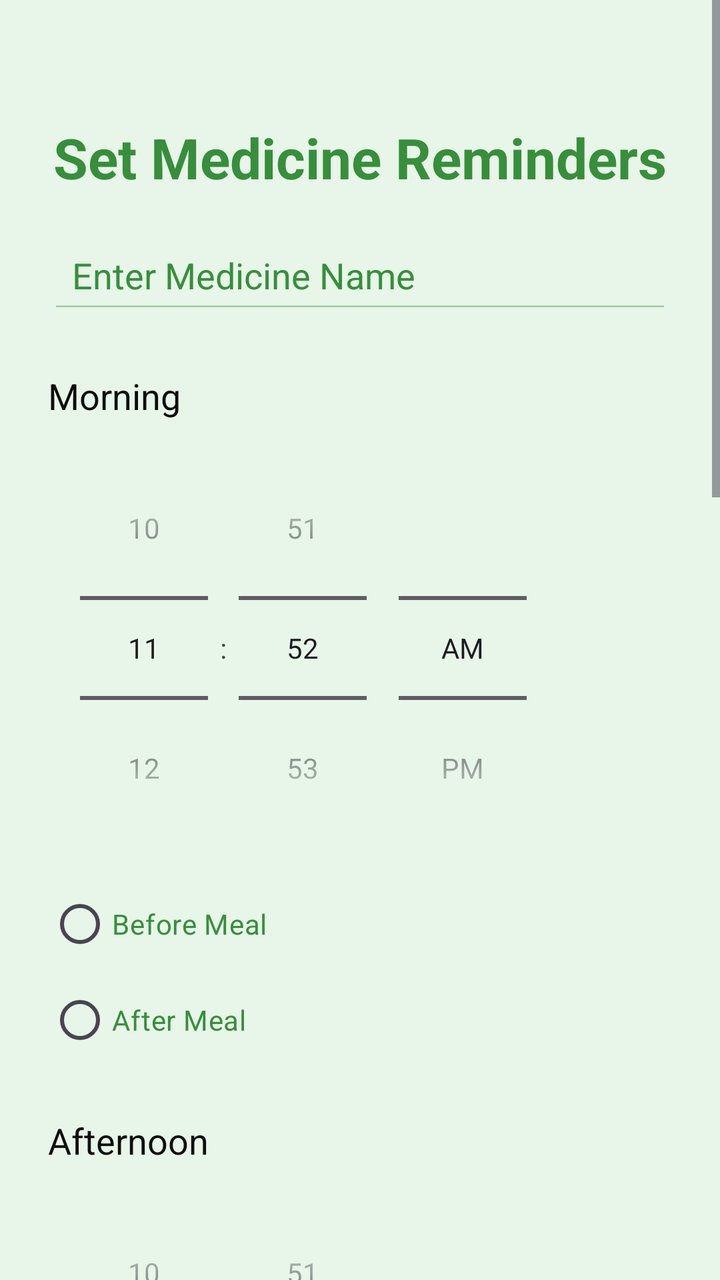
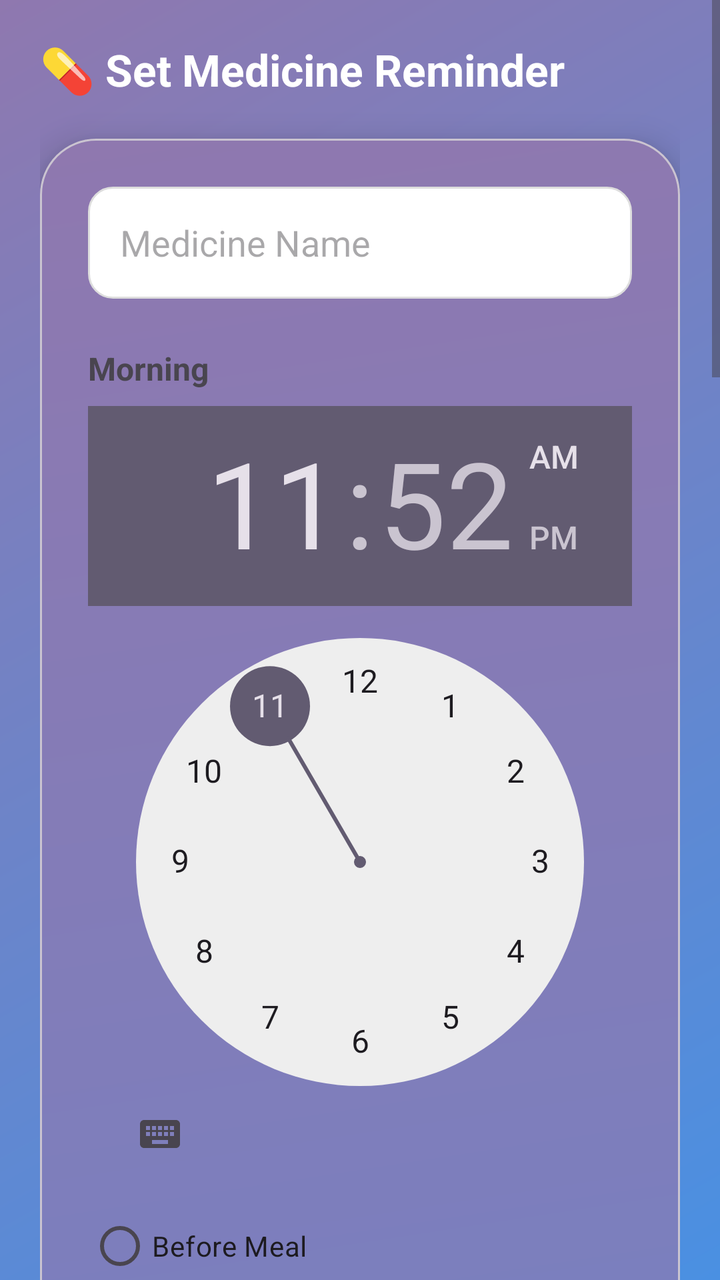

Two renders of the same Android screen: before a commit and after it. Below are the layout's source before the change and the commit's diff.
<!-- AndroidManifest.xml: application theme Theme.MedicineReminder -->
<!-- res/layout/activity_reminder.xml -->
<?xml version="1.0" encoding="utf-8"?>
<ScrollView
    xmlns:android="http://schemas.android.com/apk/res/android"
    xmlns:app="http://schemas.android.com/apk/res-auto"
    xmlns:tools="http://schemas.android.com/tools"
    android:layout_width="match_parent"
    android:layout_height="match_parent"
    android:background="#E8F5E9"
    tools:context=".ActivityReminder">

    <androidx.constraintlayout.widget.ConstraintLayout
        android:layout_width="match_parent"
        android:layout_height="wrap_content"
        android:padding="24dp">

        
        <TextView
            android:id="@+id/reminderTitle"
            android:layout_width="wrap_content"
            android:layout_height="wrap_content"
            android:layout_marginTop="36dp"
            android:text="Set Medicine Reminders"
            android:textColor="#388E3C"
            android:textSize="28sp"
            android:textStyle="bold"
            app:layout_constraintEnd_toEndOf="parent"
            app:layout_constraintStart_toStartOf="parent"
            app:layout_constraintTop_toTopOf="parent" />

        
        <EditText
            android:id="@+id/medicineName"
            android:layout_width="0dp"
            android:layout_height="wrap_content"
            android:hint="Enter Medicine Name"
            android:padding="12dp"
            android:backgroundTint="#A5D6A7"
            android:textColorHint="#388E3C"
            android:textColor="#000000"
            android:layout_marginTop="16dp"
            app:layout_constraintTop_toBottomOf="@id/reminderTitle"
            app:layout_constraintStart_toStartOf="parent"
            app:layout_constraintEnd_toEndOf="parent" />

        
        <TextView
            android:id="@+id/morningText"
            android:layout_width="wrap_content"
            android:layout_height="wrap_content"
            android:layout_marginTop="24dp"
            android:text="Morning"
            android:textColor="#0C0D0C"
            android:textSize="18sp"
            app:layout_constraintStart_toStartOf="parent"
            app:layout_constraintTop_toBottomOf="@id/medicineName" />

        <android.widget.TimePicker
            android:id="@+id/morningTimePicker"
            android:layout_width="wrap_content"
            android:layout_height="wrap_content"
            android:layout_marginTop="8dp"
            android:timePickerMode="spinner"
            app:layout_constraintStart_toStartOf="parent"
            app:layout_constraintTop_toBottomOf="@id/morningText" />

        <RadioGroup
            android:id="@+id/morningRadioGroup"
            android:layout_width="wrap_content"
            android:layout_height="wrap_content"
            android:layout_marginTop="8dp"
            app:layout_constraintTop_toBottomOf="@id/morningTimePicker"
            app:layout_constraintStart_toStartOf="parent">

            <RadioButton
                android:id="@+id/morningBeforeMeal"
                android:layout_width="wrap_content"
                android:layout_height="wrap_content"
                android:text="Before Meal"
                android:textColor="#388E3C" />

            <RadioButton
                android:id="@+id/morningAfterMeal"
                android:layout_width="wrap_content"
                android:layout_height="wrap_content"
                android:text="After Meal"
                android:textColor="#388E3C" />
        </RadioGroup>

        
        <TextView
            android:id="@+id/afternoonText"
            android:layout_width="wrap_content"
            android:layout_height="wrap_content"
            android:layout_marginTop="24dp"
            android:text="Afternoon"
            android:textColor="#0F0E0E"
            android:textSize="18sp"
            app:layout_constraintStart_toStartOf="parent"
            app:layout_constraintTop_toBottomOf="@id/morningRadioGroup" />

        <android.widget.TimePicker
            android:id="@+id/afternoonTimePicker"
            android:layout_width="wrap_content"
            android:layout_height="wrap_content"
            android:timePickerMode="spinner"
            android:layout_marginTop="8dp"
            app:layout_constraintTop_toBottomOf="@id/afternoonText"
            app:layout_constraintStart_toStartOf="parent" />

        <RadioGroup
            android:id="@+id/afternoonRadioGroup"
            android:layout_width="wrap_content"
            android:layout_height="wrap_content"
            android:layout_marginTop="8dp"
            app:layout_constraintTop_toBottomOf="@id/afternoonTimePicker"
            app:layout_constraintStart_toStartOf="parent">

            <RadioButton
                android:id="@+id/afternoonBeforeMeal"
                android:layout_width="wrap_content"
                android:layout_height="wrap_content"
                android:text="Before Meal"
                android:textColor="#388E3C" />

            <RadioButton
                android:id="@+id/afternoonAfterMeal"
                android:layout_width="wrap_content"
                android:layout_height="wrap_content"
                android:text="After Meal"
                android:textColor="#388E3C" />
        </RadioGroup>

        
        <TextView
            android:id="@+id/nightText"
            android:layout_width="wrap_content"
            android:layout_height="wrap_content"
            android:text="Night"
            android:textSize="18sp"
            android:textColor="#0F0E0E"
            android:layout_marginTop="24dp"
            app:layout_constraintTop_toBottomOf="@id/afternoonRadioGroup"
            app:layout_constraintStart_toStartOf="parent" />

        <android.widget.TimePicker
            android:id="@+id/nightTimePicker"
            android:layout_width="wrap_content"
            android:layout_height="wrap_content"
            android:timePickerMode="spinner"
            android:layout_marginTop="8dp"
            app:layout_constraintTop_toBottomOf="@id/nightText"
            app:layout_constraintStart_toStartOf="parent" />

        <RadioGroup
            android:id="@+id/nightRadioGroup"
            android:layout_width="wrap_content"
            android:layout_height="wrap_content"
            android:layout_marginTop="8dp"
            app:layout_constraintTop_toBottomOf="@id/nightTimePicker"
            app:layout_constraintStart_toStartOf="parent">

            <RadioButton
                android:id="@+id/nightBeforeMeal"
                android:layout_width="wrap_content"
                android:layout_height="wrap_content"
                android:text="Before Meal"
                android:textColor="#388E3C" />

            <RadioButton
                android:id="@+id/nightAfterMeal"
                android:layout_width="wrap_content"
                android:layout_height="wrap_content"
                android:text="After Meal"
                android:textColor="#388E3C" />
        </RadioGroup>

        
        <TextView
            android:id="@+id/repeatText"
            android:layout_width="wrap_content"
            android:layout_height="wrap_content"
            android:layout_marginTop="24dp"
            android:text="Repeat"
            android:textColor="#0F0E0E"
            android:textSize="18sp"
            app:layout_constraintStart_toStartOf="parent"
            app:layout_constraintTop_toBottomOf="@id/nightRadioGroup" />

        <RadioGroup
            android:id="@+id/repeatRadioGroup"
            android:layout_width="wrap_content"
            android:layout_height="wrap_content"
            android:layout_marginTop="8dp"
            app:layout_constraintTop_toBottomOf="@id/repeatText"
            app:layout_constraintStart_toStartOf="parent">

            <RadioButton
                android:id="@+id/radio_once"
                android:layout_width="wrap_content"
                android:layout_height="wrap_content"
                android:text="Once"
                android:textColor="#388E3C" />

            <RadioButton
                android:id="@+id/radio_daily"
                android:layout_width="wrap_content"
                android:layout_height="wrap_content"
                android:text="Daily"
                android:textColor="#388E3C" />

            <RadioButton
                android:id="@+id/radio_weekly"
                android:layout_width="wrap_content"
                android:layout_height="wrap_content"
                android:text="Weekly"
                android:textColor="#388E3C" />
        </RadioGroup>

        
        <Button
            android:id="@+id/saveReminderButton"
            android:layout_width="0dp"
            android:layout_height="wrap_content"
            android:text="Save Reminder"
            android:textColor="#FFFFFF"
            android:backgroundTint="#388E3C"
            android:layout_marginTop="32dp"
            app:layout_constraintTop_toBottomOf="@id/repeatRadioGroup"
            app:layout_constraintStart_toStartOf="parent"
            app:layout_constraintEnd_toEndOf="parent" />

        <Button
            android:id="@+id/addMoreButton"
            android:layout_width="0dp"
            android:layout_height="wrap_content"
            android:text="Add Another Medicine"
            android:textColor="#388E3C"
            android:backgroundTint="#C8E6C9"
            android:layout_marginTop="16dp"
            app:layout_constraintTop_toBottomOf="@id/saveReminderButton"
            app:layout_constraintStart_toStartOf="parent"
            app:layout_constraintEnd_toEndOf="parent" />

    </androidx.constraintlayout.widget.ConstraintLayout>
</ScrollView>
<!-- resources referenced by this layout -->
<resources>
  <style name="Theme.MedicineReminder" parent="Base.Theme.MedicineReminder" />
  <style name="Base.Theme.MedicineReminder" parent="Theme.Material3.DayNight.NoActionBar">
          
          
      </style>
</resources>

<!-- the commit's change to res/layout/activity_reminder.xml (unified diff, before → after) -->
@@ -2,244 +2,216 @@
 <ScrollView
     xmlns:android="http://schemas.android.com/apk/res/android"
     xmlns:app="http://schemas.android.com/apk/res-auto"
-    xmlns:tools="http://schemas.android.com/tools"
     android:layout_width="match_parent"
     android:layout_height="match_parent"
-    android:background="#E8F5E9"
-    tools:context=".ActivityReminder">
+    android:background="@drawable/bg_gradient">
 
     <androidx.constraintlayout.widget.ConstraintLayout
         android:layout_width="match_parent"
         android:layout_height="wrap_content"
-        android:padding="24dp">
+        android:padding="20dp">
 
         
         <TextView
             android:id="@+id/reminderTitle"
             android:layout_width="wrap_content"
             android:layout_height="wrap_content"
-            android:layout_marginTop="36dp"
-            android:text="Set Medicine Reminders"
-            android:textColor="#388E3C"
-            android:textSize="28sp"
+            android:text="💊 Set Medicine Reminder"
+            android:textColor="@android:color/white"
+            android:textSize="22sp"
             android:textStyle="bold"
-            app:layout_constraintEnd_toEndOf="parent"
-            app:layout_constraintStart_toStartOf="parent"
-            app:layout_constraintTop_toTopOf="parent" />
+            app:layout_constraintTop_toTopOf="parent"
+            app:layout_constraintStart_toStartOf="parent"/>
 
         
-        <EditText
-            android:id="@+id/medicineName"
+        <com.google.android.material.card.MaterialCardView
+            android:id="@+id/reminderCard"
             android:layout_width="0dp"
             android:layout_height="wrap_content"
-            android:hint="Enter Medicine Name"
-            android:padding="12dp"
-            android:backgroundTint="#A5D6A7"
-            android:textColorHint="#388E3C"
-            android:textColor="#000000"
-            android:layout_marginTop="16dp"
+            android:layout_marginTop="20dp"
+            app:cardCornerRadius="28dp"
+            app:cardElevation="10dp"
             app:layout_constraintTop_toBottomOf="@id/reminderTitle"
             app:layout_constraintStart_toStartOf="parent"
-            app:layout_constraintEnd_toEndOf="parent" />
-
-        
-        <TextView
-            android:id="@+id/morningText"
-            android:layout_width="wrap_content"
-            android:layout_height="wrap_content"
-            android:layout_marginTop="24dp"
-            android:text="Morning"
-            android:textColor="#0C0D0C"
-            android:textSize="18sp"
-            app:layout_constraintStart_toStartOf="parent"
-            app:layout_constraintTop_toBottomOf="@id/medicineName" />
-
-        <android.widget.TimePicker
-            android:id="@+id/morningTimePicker"
-            android:layout_width="wrap_content"
-            android:layout_height="wrap_content"
-            android:layout_marginTop="8dp"
-            android:timePickerMode="spinner"
-            app:layout_constraintStart_toStartOf="parent"
-            app:layout_constraintTop_toBottomOf="@id/morningText" />
-
-        <RadioGroup
-            android:id="@+id/morningRadioGroup"
-            android:layout_width="wrap_content"
-            android:layout_height="wrap_content"
-            android:layout_marginTop="8dp"
-            app:layout_constraintTop_toBottomOf="@id/morningTimePicker"
-            app:layout_constraintStart_toStartOf="parent">
-
-            <RadioButton
-                android:id="@+id/morningBeforeMeal"
-                android:layout_width="wrap_content"
+            app:layout_constraintEnd_toEndOf="parent">
+
+            <LinearLayout
+                android:layout_width="match_parent"
                 android:layout_height="wrap_content"
-                android:text="Before Meal"
-                android:textColor="#388E3C" />
-
-            <RadioButton
-                android:id="@+id/morningAfterMeal"
-                android:layout_width="wrap_content"
-                android:layout_height="wrap_content"
-                android:text="After Meal"
-                android:textColor="#388E3C" />
-        </RadioGroup>
-
-        
-        <TextView
-            android:id="@+id/afternoonText"
-            android:layout_width="wrap_content"
-            android:layout_height="wrap_content"
-            android:layout_marginTop="24dp"
-            android:text="Afternoon"
-            android:textColor="#0F0E0E"
-            android:textSize="18sp"
-            app:layout_constraintStart_toStartOf="parent"
-            app:layout_constraintTop_toBottomOf="@id/morningRadioGroup" />
-
-        <android.widget.TimePicker
-            android:id="@+id/afternoonTimePicker"
-            android:layout_width="wrap_content"
-            android:layout_height="wrap_content"
-            android:timePickerMode="spinner"
-            android:layout_marginTop="8dp"
-            app:layout_constraintTop_toBottomOf="@id/afternoonText"
-            app:layout_constraintStart_toStartOf="parent" />
-
-        <RadioGroup
-            android:id="@+id/afternoonRadioGroup"
-            android:layout_width="wrap_content"
-            android:layout_height="wrap_content"
-            android:layout_marginTop="8dp"
-            app:layout_constraintTop_toBottomOf="@id/afternoonTimePicker"
-            app:layout_constraintStart_toStartOf="parent">
-
-            <RadioButton
-                android:id="@+id/afternoonBeforeMeal"
-                android:layout_width="wrap_content"
-                android:layout_height="wrap_content"
-                android:text="Before Meal"
-                android:textColor="#388E3C" />
-
-            <RadioButton
-                android:id="@+id/afternoonAfterMeal"
-                android:layout_width="wrap_content"
-                android:layout_height="wrap_content"
-                android:text="After Meal"
-                android:textColor="#388E3C" />
-        </RadioGroup>
-
-        
-        <TextView
-            android:id="@+id/nightText"
-            android:layout_width="wrap_content"
-            android:layout_height="wrap_content"
-            android:text="Night"
-            android:textSize="18sp"
-            android:textColor="#0F0E0E"
-            android:layout_marginTop="24dp"
-            app:layout_constraintTop_toBottomOf="@id/afternoonRadioGroup"
-            app:layout_constraintStart_toStartOf="parent" />
-
-        <android.widget.TimePicker
-            android:id="@+id/nightTimePicker"
-            android:layout_width="wrap_content"
-            android:layout_height="wrap_content"
-            android:timePickerMode="spinner"
-            android:layout_marginTop="8dp"
-            app:layout_constraintTop_toBottomOf="@id/nightText"
-            app:layout_constraintStart_toStartOf="parent" />
-
-        <RadioGroup
-            android:id="@+id/nightRadioGroup"
-            android:layout_width="wrap_content"
-            android:layout_height="wrap_content"
-            android:layout_marginTop="8dp"
-            app:layout_constraintTop_toBottomOf="@id/nightTimePicker"
-            app:layout_constraintStart_toStartOf="parent">
-
-            <RadioButton
-                android:id="@+id/nightBeforeMeal"
-                android:layout_width="wrap_content"
-                android:layout_height="wrap_content"
-                android:text="Before Meal"
-                android:textColor="#388E3C" />
-
-            <RadioButton
-                android:id="@+id/nightAfterMeal"
-                android:layout_width="wrap_content"
-                android:layout_height="wrap_content"
-                android:text="After Meal"
-                android:textColor="#388E3C" />
-        </RadioGroup>
-
-        
-        <TextView
-            android:id="@+id/repeatText"
-            android:layout_width="wrap_content"
-            android:layout_height="wrap_content"
-            android:layout_marginTop="24dp"
-            android:text="Repeat"
-            android:textColor="#0F0E0E"
-            android:textSize="18sp"
-            app:layout_constraintStart_toStartOf="parent"
-            app:layout_constraintTop_toBottomOf="@id/nightRadioGroup" />
-
-        <RadioGroup
-            android:id="@+id/repeatRadioGroup"
-            android:layout_width="wrap_content"
-            android:layout_height="wrap_content"
-            android:layout_marginTop="8dp"
-            app:layout_constraintTop_toBottomOf="@id/repeatText"
-            app:layout_constraintStart_toStartOf="parent">
-
-            <RadioButton
-                android:id="@+id/radio_once"
-                android:layout_width="wrap_content"
-                android:layout_height="wrap_content"
-                android:text="Once"
-                android:textColor="#388E3C" />
-
-            <RadioButton
-                android:id="@+id/radio_daily"
-                android:layout_width="wrap_content"
-                android:layout_height="wrap_content"
-                android:text="Daily"
-                android:textColor="#388E3C" />
-
-            <RadioButton
-                android:id="@+id/radio_weekly"
-                android:layout_width="wrap_content"
-                android:layout_height="wrap_content"
-                android:text="Weekly"
-                android:textColor="#388E3C" />
-        </RadioGroup>
-
-        
-        <Button
-            android:id="@+id/saveReminderButton"
-            android:layout_width="0dp"
-            android:layout_height="wrap_content"
-            android:text="Save Reminder"
-            android:textColor="#FFFFFF"
-            android:backgroundTint="#388E3C"
-            android:layout_marginTop="32dp"
-            app:layout_constraintTop_toBottomOf="@id/repeatRadioGroup"
-            app:layout_constraintStart_toStartOf="parent"
-            app:layout_constraintEnd_toEndOf="parent" />
-
-        <Button
-            android:id="@+id/addMoreButton"
-            android:layout_width="0dp"
-            android:layout_height="wrap_content"
-            android:text="Add Another Medicine"
-            android:textColor="#388E3C"
-            android:backgroundTint="#C8E6C9"
-            android:layout_marginTop="16dp"
-            app:layout_constraintTop_toBottomOf="@id/saveReminderButton"
-            app:layout_constraintStart_toStartOf="parent"
-            app:layout_constraintEnd_toEndOf="parent" />
+                android:background="@drawable/bg_gradient"
+                android:orientation="vertical"
+                android:padding="24dp">
+
+                
+                <EditText
+                    android:id="@+id/medicineName"
+                    android:layout_width="match_parent"
+                    android:layout_height="56dp"
+                    android:background="@drawable/edittext_bg"
+                    android:hint="Medicine Name"
+                    android:paddingStart="16dp" />
+
+                
+                <TextView
+                    android:layout_width="wrap_content"
+                    android:layout_height="wrap_content"
+                    android:layout_marginTop="24dp"
+                    android:text="Morning"
+                    android:textSize="16sp"
+                    android:textStyle="bold" />
+
+                <TimePicker
+                    android:id="@+id/morningTimePicker"
+                    android:layout_width="wrap_content"
+                    android:layout_height="wrap_content"
+                    android:layout_marginTop="8dp"
+                    android:timePickerMode="clock" />
+
+                <RadioGroup
+                    android:id="@+id/morningRadioGroup"
+                    android:layout_width="wrap_content"
+                    android:layout_height="wrap_content"
+                    android:layout_marginTop="8dp">
+
+                    <RadioButton
+                        android:id="@+id/morningBeforeMeal"
+                        android:layout_width="wrap_content"
+                        android:layout_height="wrap_content"
+                        android:text="Before Meal" />
+
+                    <RadioButton
+                        android:id="@+id/morningAfterMeal"
+                        android:layout_width="wrap_content"
+                        android:layout_height="wrap_content"
+                        android:text="After Meal" />
+                </RadioGroup>
+
+                
+                <TextView
+                    android:layout_width="wrap_content"
+                    android:layout_height="wrap_content"
+                    android:layout_marginTop="24dp"
+                    android:text="Afternoon"
+                    android:textSize="16sp"
+                    android:textStyle="bold" />
+
+                <TimePicker
+                    android:id="@+id/afternoonTimePicker"
+                    android:layout_width="wrap_content"
+                    android:layout_height="wrap_content"
+                    android:layout_marginTop="8dp"
+                    android:timePickerMode="clock" />
+
+                <RadioGroup
+                    android:id="@+id/afternoonRadioGroup"
+                    android:layout_width="wrap_content"
+                    android:layout_height="wrap_content"
+                    android:layout_marginTop="8dp">
+
+                    <RadioButton
+                        android:id="@+id/afternoonBeforeMeal"
+                        android:layout_width="wrap_content"
+                        android:layout_height="wrap_content"
+                        android:text="Before Meal" />
+
+                    <RadioButton
+                        android:id="@+id/afternoonAfterMeal"
+                        android:layout_width="wrap_content"
+                        android:layout_height="wrap_content"
+                        android:text="After Meal" />
+                </RadioGroup>
+
+                
+                <TextView
+                    android:layout_width="wrap_content"
+                    android:layout_height="wrap_content"
+                    android:layout_marginTop="24dp"
+                    android:text="Night"
+                    android:textSize="16sp"
+                    android:textStyle="bold" />
+
+                <TimePicker
+                    android:id="@+id/nightTimePicker"
+                    android:layout_width="wrap_content"
+                    android:layout_height="wrap_content"
+                    android:layout_marginTop="8dp"
+                    android:timePickerMode="clock" />
+
+                <RadioGroup
+                    android:id="@+id/nightRadioGroup"
+                    android:layout_width="wrap_content"
+                    android:layout_height="wrap_content"
+                    android:layout_marginTop="8dp">
+
+                    <RadioButton
+                        android:id="@+id/nightBeforeMeal"
+                        android:layout_width="wrap_content"
+                        android:layout_height="wrap_content"
+                        android:text="Before Meal" />
+
+                    <RadioButton
+                        android:id="@+id/nightAfterMeal"
+                        android:layout_width="wrap_content"
+                        android:layout_height="wrap_content"
+                        android:text="After Meal" />
+                </RadioGroup>
+
+                
+                <TextView
+                    android:layout_width="wrap_content"
+                    android:layout_height="wrap_content"
+                    android:layout_marginTop="24dp"
+                    android:text="Repeat"
+                    android:textSize="16sp"
+                    android:textStyle="bold" />
+
+                <RadioGroup
+                    android:id="@+id/repeatRadioGroup"
+                    android:layout_width="wrap_content"
+                    android:layout_height="wrap_content"
+                    android:layout_marginTop="8dp">
+
+                    <RadioButton
+                        android:id="@+id/radio_once"
+                        android:layout_width="wrap_content"
+                        android:layout_height="wrap_content"
+                        android:text="Once" />
+
+                    <RadioButton
+                        android:id="@+id/radio_daily"
+                        android:layout_width="wrap_content"
+                        android:layout_height="wrap_content"
+                        android:text="Daily" />
+
+                    <RadioButton
+                        android:id="@+id/radio_weekly"
+                        android:layout_width="wrap_content"
+                        android:layout_height="wrap_content"
+                        android:text="Weekly" />
+                </RadioGroup>
+
+                
+                <Button
+                    android:id="@+id/saveReminderButton"
+                    android:layout_width="match_parent"
+                    android:layout_height="50dp"
+                    android:layout_marginTop="28dp"
+                    android:background="@drawable/button_gradient"
+                    android:text="Save Reminder"
+                    android:textColor="@android:color/white" />
+
+                <Button
+                    android:id="@+id/addMoreButton"
+                    android:layout_width="match_parent"
+                    android:layout_height="50dp"
+                    android:layout_marginTop="14dp"
+                    android:background="@drawable/button_gradient"
+                    android:text="Add Another Medicine"
+                    android:textColor="@android:color/white" />
+
+            </LinearLayout>
+
+        </com.google.android.material.card.MaterialCardView>
 
     </androidx.constraintlayout.widget.ConstraintLayout>
 </ScrollView>
<!-- resource entries referenced after the edit -->
@@ -1,9 +1,57 @@
 <!-- resources referenced by this layout -->
 <resources>
-  <style name="Theme.MedicineReminder" parent="Base.Theme.MedicineReminder" />
-  <style name="Base.Theme.MedicineReminder" parent="Theme.Material3.DayNight.NoActionBar">
-          
-          
+  <!-- drawable bg_gradient (drawable) -->
+  <?xml version="1.0" encoding="utf-8"?>
+  <shape xmlns:android="http://schemas.android.com/apk/res/android"
+      android:shape="rectangle">
+  
+      <gradient
+          android:startColor="#4A90E2"
+          android:endColor="#8F78AF"
+          android:angle="135"/>
+  
+      <corners android:radius="0dp"/>
+  
+  
+  </shape>
+  <!-- drawable button_gradient (drawable) -->
+  <?xml version="1.0" encoding="utf-8"?>
+  <shape xmlns:android="http://schemas.android.com/apk/res/android">
+  
+      <gradient
+          android:startColor="#9942BD"
+          android:endColor="#852AB3"
+          android:angle="0"/>
+  
+      <corners android:radius="25dp"/>
+  
+  </shape>
+  <!-- drawable edittext_bg (drawable) -->
+  <?xml version="1.0" encoding="utf-8"?>
+  <shape xmlns:android="http://schemas.android.com/apk/res/android">
+  
+      <solid android:color="#FFFFFF"/>
+  
+      <corners android:radius="12dp"/>
+  
+      <stroke
+          android:width="1dp"
+          android:color="#DDDDDD"/>
+  
+      <padding
+          android:left="12dp"
+          android:right="12dp"
+          android:top="10dp"
+          android:bottom="10dp"/>
+  
+  </shape>
+  <style name="Theme.MedicineReminder" parent="Theme.Material3.DayNight.NoActionBar">
+          <item name="colorPrimary">@color/primaryColor</item>
+          <item name="colorOnPrimary">@color/white</item>
+          <item name="android:statusBarColor">@color/primaryDark</item>
       </style>
+  <color name="primaryColor">#00897B</color>
+  <color name="white">#FFFFFF</color>
+  <color name="primaryDark">#00695C</color>
 </resources>
 
